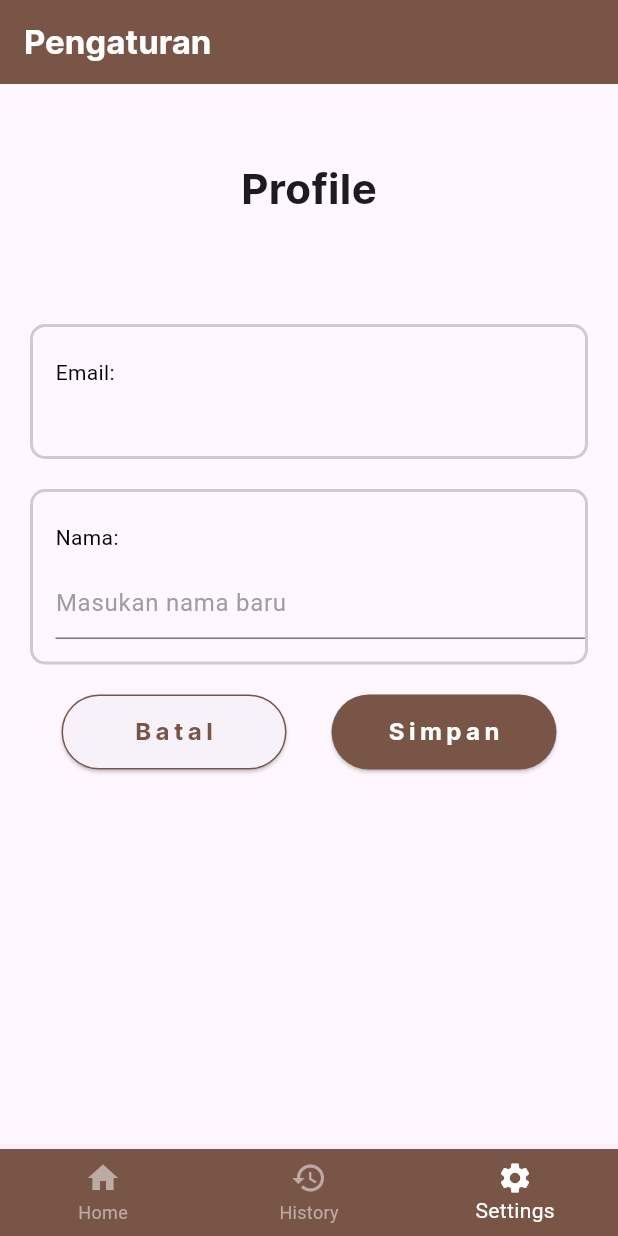
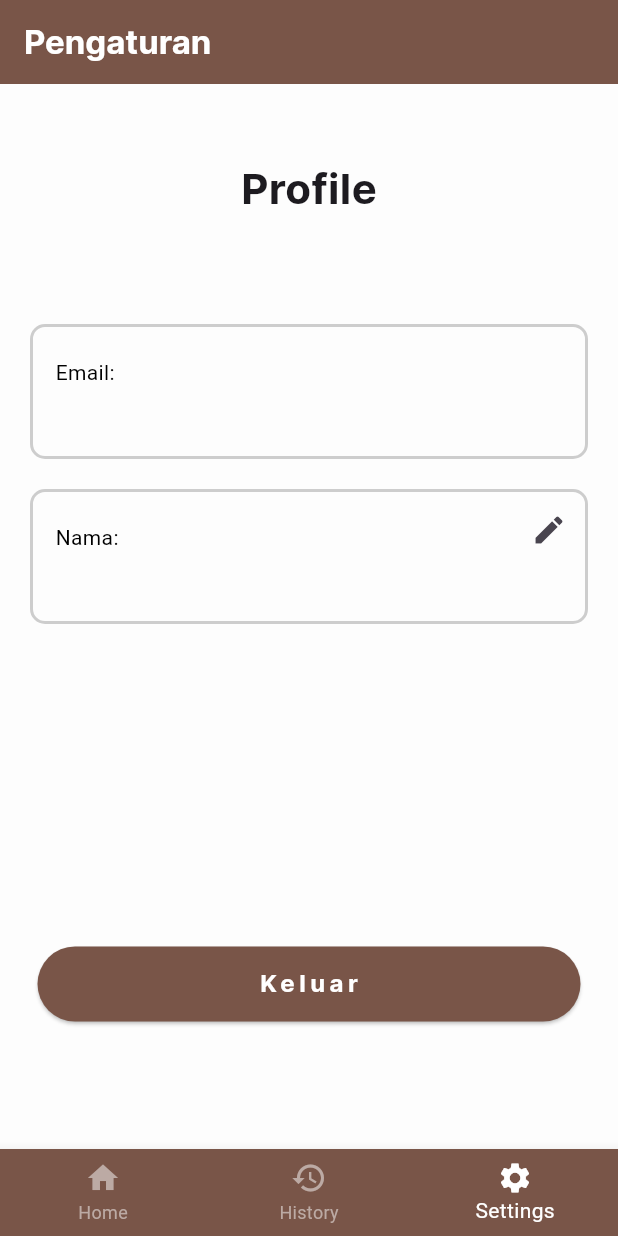
Before and after one commit to YusrilMaqoshidana/project-ppl-agroindustri, a Flutter app: the screen it shows once a user with an empty profile is signed in, item 3 of the bottom bar chosen, on a phone screen of 412 x 824 dp. Run offline on Flutter 3.47's test engine with Material 3 defaults, Android fonts, the phone set to English and light mode, and no system bars; our stand-ins replace cloud_firestore, firebase_auth, firebase_core; accounts and stored records are empty.

Commit message:
fix: backgroundcolor

```diff
--- a/lib/pages/Homepage/settings_page.dart
+++ b/lib/pages/Homepage/settings_page.dart
@@ -13,7 +13,7 @@ class SettingsPage extends StatefulWidget {
 }
 
 TextEditingController valueController = TextEditingController();
-bool _isEdit = false;
+bool _isEdit = true;
 late User? currentUser;
 final users = FirebaseFirestore.instance.collection("users");
 
@@ -133,6 +133,7 @@ class _SettingsPageState extends State<SettingsPage> {
   @override
   Widget build(BuildContext context) {
     return Scaffold(
+      backgroundColor: Color.fromRGBO(253, 253, 253, 100),
       appBar: AppBar(
         title: _title(),
         backgroundColor: Colors.brown,
--- a/lib/pages/auth/forgot_password_page.dart
+++ b/lib/pages/auth/forgot_password_page.dart
@@ -60,6 +60,7 @@ class _ForgotPasswordPageState extends State<ForgotPasswordPage> {
   @override
   Widget build(BuildContext context) {
     return Scaffold(
+      backgroundColor: Color.fromRGBO(253, 253, 253, 100),
       appBar: AppBar(
         backgroundColor: Colors.white,
       ),
--- a/lib/pages/auth/login_page.dart
+++ b/lib/pages/auth/login_page.dart
@@ -94,6 +94,7 @@ class _LoginPageState extends State<LoginPage> {
   @override
   Widget build(BuildContext context) {
     return Scaffold(
+      backgroundColor: Color.fromRGBO(253, 253, 253, 100),
       body: SingleChildScrollView(
         child: Container(
           margin: const EdgeInsets.symmetric(horizontal: 25, vertical: 80),
--- a/lib/pages/auth/register_page.dart
+++ b/lib/pages/auth/register_page.dart
@@ -100,6 +100,7 @@ class _RegisterPageState extends State<RegisterPage> {
   @override
   Widget build(BuildContext context) {
     return Scaffold(
+      backgroundColor: Color.fromRGBO(253, 253, 253, 100),
       appBar: AppBar(
         backgroundColor: const Color.fromARGB(0, 0, 0, 0),
       ),
--- a/lib/utils/auth_login.dart
+++ b/lib/utils/auth_login.dart
@@ -2,7 +2,6 @@ import 'package:firebase_auth/firebase_auth.dart';
 import 'package:flutter/material.dart';
 import 'package:gencoff_app/utils/bottom_navigasi.dart';
 import 'package:gencoff_app/pages/auth/login_page.dart';
-import 'package:gencoff_app/view_model/firebase_provider.dart';
 
 class AuthLogin extends StatelessWidget {
   const AuthLogin({Key? key}) : super(key: key); // Perbaikan pada konstruktor
@@ -11,18 +10,16 @@ class AuthLogin extends StatelessWidget {
   Widget build(BuildContext context) {
     return Scaffold(
       body: StreamBuilder<User?>(
-        stream: Firebase().authStateChanges,
+        stream: FirebaseAuth.instance.authStateChanges(),
         builder: (context, snapshot) {
           if (snapshot.connectionState == ConnectionState.waiting) {
-            // Tampilkan indikator loading jika stream sedang menunggu
             return const Center(
               child: CircularProgressIndicator(),
             );
           } else if (snapshot.hasData && snapshot.data != null) {
-            // Jika ada pengguna yang masuk, tampilkan FirstPage
+
             return BottomNavigasi();
           } else {
-            // Jika tidak ada pengguna yang masuk, tampilkan LoginPage
             return LoginPage();
           }
         },
--- a/lib/utils/bottom_navigasi.dart
+++ b/lib/utils/bottom_navigasi.dart
@@ -4,7 +4,7 @@ import 'package:gencoff_app/pages/Homepage/history_page.dart';
 import 'package:gencoff_app/pages/Homepage/settings_page.dart';
 
 class BottomNavigasi extends StatefulWidget {
-  BottomNavigasi({super.key});
+  const BottomNavigasi({super.key});
 
   @override
   State<BottomNavigasi> createState() => _BottomNavigasiState();
@@ -37,7 +37,7 @@ class _BottomNavigasiState extends State<BottomNavigasi> {
         unselectedItemColor: Colors.brown[200], // Warna coklat muda untuk item yang tidak dipilih
         currentIndex: _selectedIndex,
         onTap: _navigateBottomBar,
-        items: [
+        items: const [
           BottomNavigationBarItem(
             icon: Icon(
               Icons.home,
```
Also changed, not shown: lib/pages/Homepage/history_page.dart (+31 -14 lines), lib/pages/Homepage/home_page_owner.dart (+4 -3 lines), lib/pages/Homepage/wifi_manager_page.dart (+6 -6 lines).
